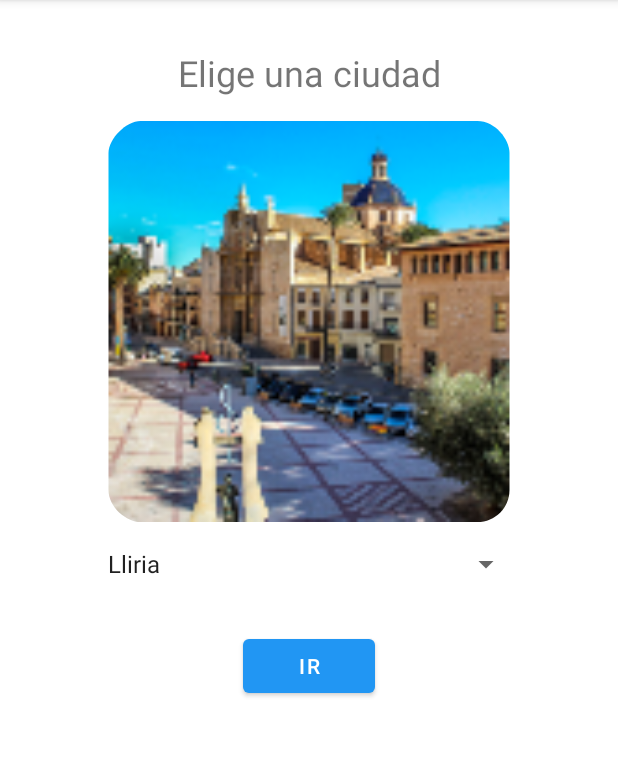
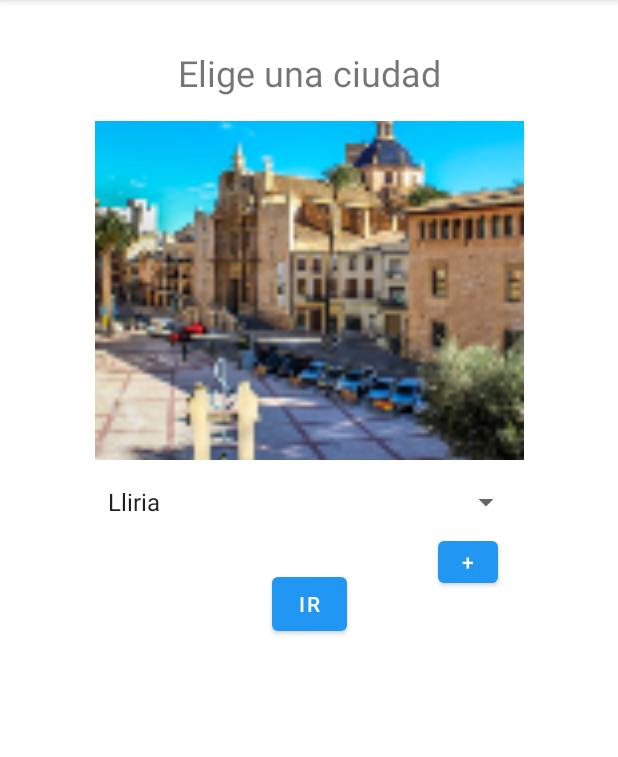
Before and after one commit to AlexBonet/WeatherApp, an Android app: the screen it shows after launch (ChooseCity), on a phone screen of 412 x 824 dp, the part 84-841 px from its top. Run offline under Robolectric (Android 15) with nearby library versions, the phone set to English and light mode, and no system bars.

Commit message:
3.1 preparado para añadir ciudades

```diff
--- a/app/src/main/AndroidManifest.xml
+++ b/app/src/main/AndroidManifest.xml
@@ -22,7 +22,7 @@
         </activity>
 
         <activity android:name=".activities.VistaExtendida"
-            android:label="VistaExtendida"
+            android:label="Detalles"
             android:theme="@style/Theme.ProyectoDamDaw">
         </activity>
 
--- a/app/src/main/java/com/dam/proyectodamdaw/activities/ChooseCity.java
+++ b/app/src/main/java/com/dam/proyectodamdaw/activities/ChooseCity.java
@@ -13,11 +13,16 @@ import androidx.appcompat.app.AppCompatActivity;
 
 import com.dam.proyectodamdaw.R;
 
+import java.util.ArrayList;
+import java.util.LinkedList;
+
 public class ChooseCity extends AppCompatActivity {
 
     private Spinner spinner;
     private Button buttonIr;
     private ImageView imageView;
+    private LinkedList<Ciudad> cityList=new LinkedList<>();
+    private Ciudad ciudad;
 
     @Override
     protected void onCreate(Bundle savedInstanceState) {
@@ -28,22 +33,19 @@ public class ChooseCity extends AppCompatActivity {
         buttonIr=findViewById(R.id.ir);
         imageView=findViewById(R.id.fotodisplay);
 
-        Ciudad[] ciudades= {
+        cityList.add(new Ciudad("Lliria", "39.6217623","-0.5955436",R.mipmap.lliria1));
+        cityList.add(new Ciudad("Valencia", "39.586127","-0.539420",R.mipmap.vlc1));
+        cityList.add(new Ciudad("La Pobla", "39.469607","-0.376453",R.mipmap.lapobla1));
 
-                new Ciudad("Lliria", "39.6217623","-0.5955436",R.mipmap.lliria1),
-                new Ciudad("Valencia", "39.586127","-0.539420",R.mipmap.vlc1),
-                new Ciudad("La Pobla", "39.469607","-0.376453",R.mipmap.lapobla1)
-        };
-
-
-        ArrayAdapter<Ciudad> adapter=new ArrayAdapter<>(this, android.R.layout.simple_spinner_item,ciudades);
+        ArrayAdapter<Ciudad> adapter=new ArrayAdapter<>(this, android.R.layout.simple_spinner_item,cityList);
         adapter.setDropDownViewResource(android.R.layout.simple_dropdown_item_1line);
         spinner.setAdapter(adapter);
 
         spinner.setOnItemSelectedListener(new AdapterView.OnItemSelectedListener() {
             @Override
             public void onItemSelected(AdapterView<?> adapterView, View view, int i, long l) {
-                imageView.setImageResource(ciudades[i].getImage());
+                ciudad  = cityList.get(i);
+                imageView.setImageResource(ciudad.getImage());
             }
 
             @Override
@@ -56,10 +58,10 @@ public class ChooseCity extends AppCompatActivity {
             @Override
             public void onClick(View view) {
                 Intent intent = new Intent(getApplicationContext(),MainActivity.class);
-                String nom = spinner.getSelectedItem().toString();
-                intent.putExtra("city", nom);
-//                intent.putExtra("lat", ciudades[i].getLat());
-//                intent.putExtra("lon", ciudades[i].getLon());
+                intent.putExtra("city", ciudad);
+                intent.putExtra("nom", ciudad.getNom());
+                intent.putExtra("lat", ciudad.getLat());
+                intent.putExtra("lon", ciudad.getLon());
                 startActivity(intent);
             }
         });
--- a/app/src/main/java/com/dam/proyectodamdaw/activities/Ciudad.java
+++ b/app/src/main/java/com/dam/proyectodamdaw/activities/Ciudad.java
@@ -2,7 +2,9 @@ package com.dam.proyectodamdaw.activities;
 
 import android.widget.ImageView;
 
-public class Ciudad {
+import java.io.Serializable;
+
+public class Ciudad implements Serializable {
     private String nom;
     private String lat;
     private String lon;
--- a/app/src/main/res/layout/city_view.xml
+++ b/app/src/main/res/layout/city_view.xml
@@ -30,8 +30,8 @@
 
     <Button
         android:id="@+id/ir"
-        android:layout_width="wrap_content"
-        android:layout_height="wrap_content"
+        android:layout_width="50dp"
+        android:layout_height="0dp"
         android:layout_marginTop="32dp"
         android:text="Ir"
         app:layout_constraintEnd_toEndOf="parent"
@@ -40,12 +40,23 @@
 
     <ImageView
         android:id="@+id/fotodisplay"
-        android:layout_width="288dp"
-        android:layout_height="267dp"
+        android:layout_width="286dp"
+        android:layout_height="226dp"
         android:layout_marginTop="16dp"
-        app:layout_constraintEnd_toEndOf="parent"
-        app:layout_constraintStart_toStartOf="parent"
+        android:scaleType="centerCrop"
+        app:layout_constraintEnd_toEndOf="@+id/spinner"
+        app:layout_constraintStart_toStartOf="@+id/spinner"
         app:layout_constraintTop_toBottomOf="@+id/enunciadoCiudad"
         app:srcCompat="@mipmap/vlc1_foreground" />
 
+    <Button
+        android:id="@+id/añadir"
+        android:layout_width="40dp"
+        android:layout_height="40dp"
+        android:layout_marginTop="8dp"
+        android:layout_marginEnd="16dp"
+        android:text="+"
+        app:layout_constraintEnd_toEndOf="@+id/spinner"
+        app:layout_constraintTop_toBottomOf="@+id/spinner" />
+
 </androidx.constraintlayout.widget.ConstraintLayout>
```
Also changed, not shown: app/src/main/java/com/dam/proyectodamdaw/activities/MainActivity.java (+11 -2 lines), app/src/main/java/com/dam/proyectodamdaw/activities/VistaExtendida.java (+12 -6 lines), app/src/main/res/layout/extended_view.xml (+77 -14 lines).
